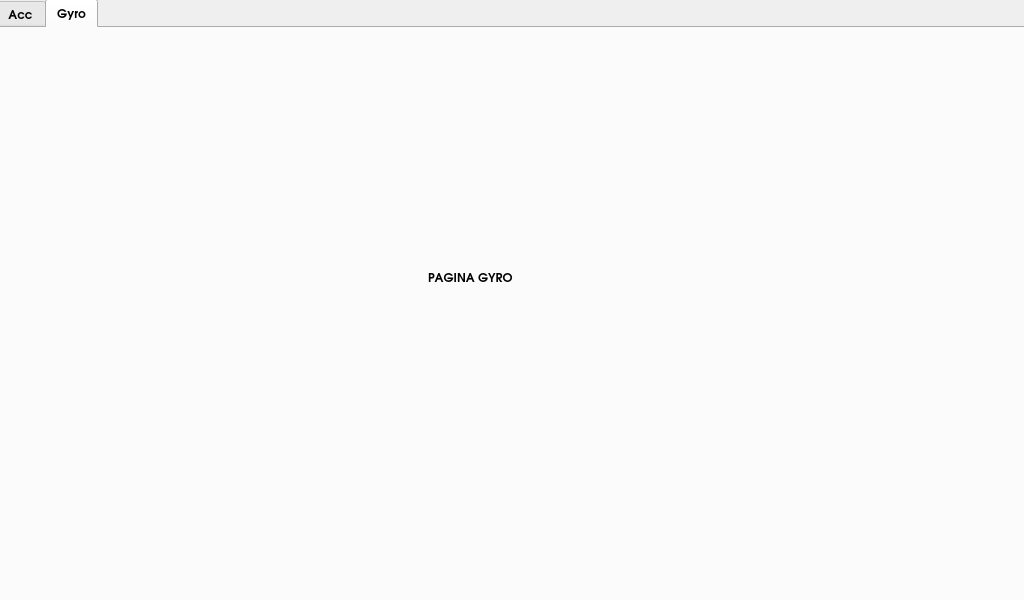
L0E6O/LeoDash, file mainwindow.ui: the form before one commit.
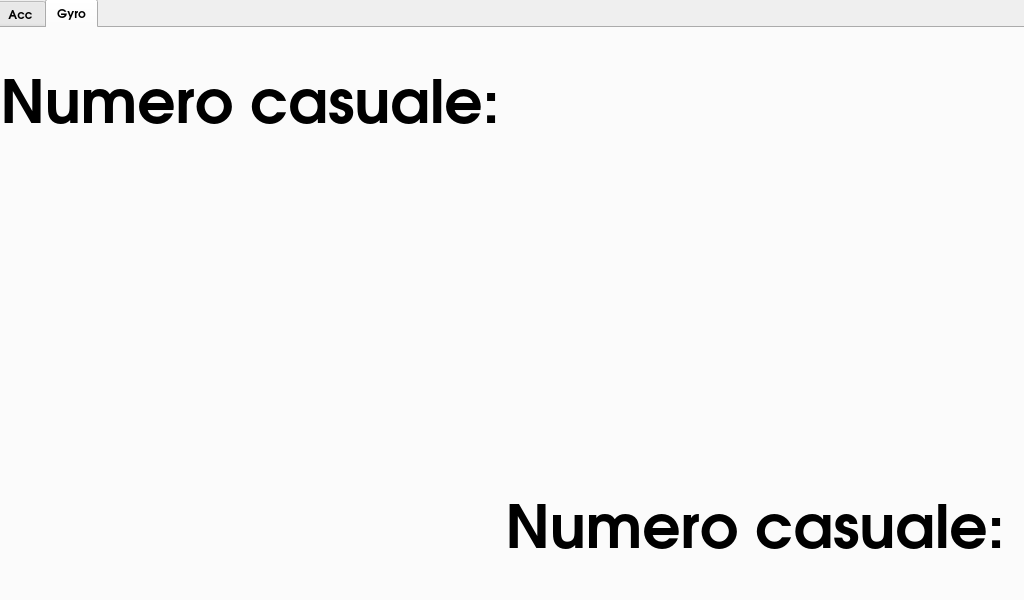
The form after the commit. The open tabs and pages were chosen to show the change.

Commit message: fatta schermata gyro

```diff
--- a/mainwindow.ui
+++ b/mainwindow.ui
@@ -108,17 +108,68 @@
      <attribute name="title">
       <string>Gyro</string>
      </attribute>
-     <widget class="QLabel" name="label">
+     <widget class="QLabel" name="lGY">
+      <property name="enabled">
+       <bool>true</bool>
+      </property>
       <property name="geometry">
        <rect>
-        <x>430</x>
-        <y>240</y>
-        <width>121</width>
-        <height>19</height>
+        <x>510</x>
+        <y>430</y>
+        <width>511</width>
+        <height>131</height>
        </rect>
       </property>
+      <property name="font">
+       <font>
+        <family>URW Gothic</family>
+        <pointsize>45</pointsize>
+        <bold>true</bold>
+       </font>
+      </property>
+      <property name="frameShape">
+       <enum>QFrame::Shape::NoFrame</enum>
+      </property>
       <property name="text">
-       <string>PAGINA GYRO</string>
+       <string>Numero casuale: </string>
+      </property>
+      <property name="scaledContents">
+       <bool>false</bool>
+      </property>
+      <property name="alignment">
+       <set>Qt::AlignmentFlag::AlignCenter</set>
+      </property>
+     </widget>
+     <widget class="QLabel" name="lGX">
+      <property name="geometry">
+       <rect>
+        <x>0</x>
+        <y>0</y>
+        <width>521</width>
+        <height>141</height>
+       </rect>
+      </property>
+      <property name="sizeIncrement">
+       <size>
+        <width>0</width>
+        <height>0</height>
+       </size>
+      </property>
+      <property name="font">
+       <font>
+        <family>URW Gothic</family>
+        <pointsize>45</pointsize>
+        <bold>true</bold>
+       </font>
+      </property>
+      <property name="text">
+       <string>Numero casuale: </string>
+      </property>
+      <property name="scaledContents">
+       <bool>false</bool>
+      </property>
+      <property name="alignment">
+       <set>Qt::AlignmentFlag::AlignCenter</set>
       </property>
      </widget>
     </widget>
```
Left out of the diff: 2 changed lines with no effect on the pictures. The commit also changes 2 other files.
